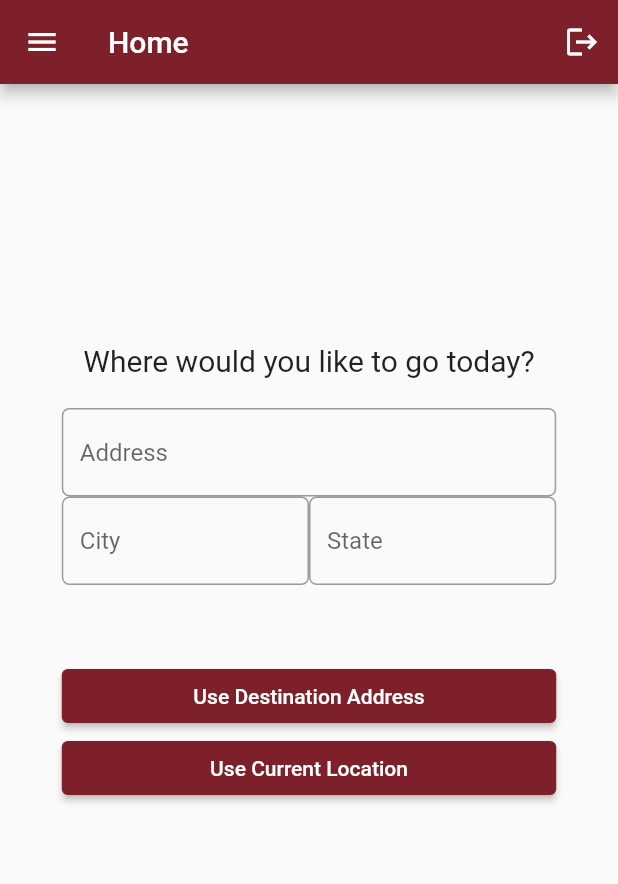
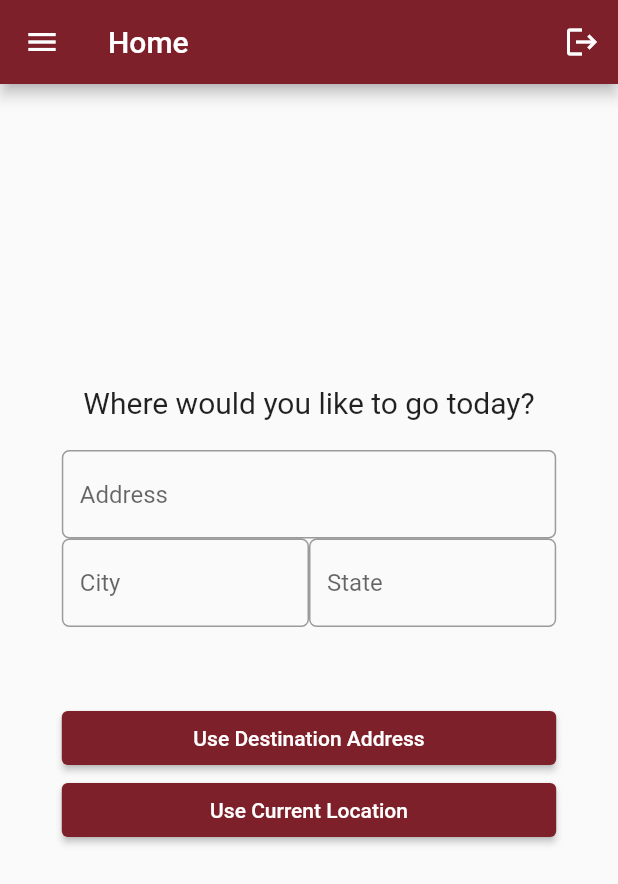
Before and after one commit to Onesr-WPI/Parking-app, a Flutter app: the screen it shows after launch, after a tap on "Continue As Guest", on a phone screen of 412 x 824 dp. Shown: the top 884 px of the screen. Run offline on Flutter 3.47's test engine with Material 2 defaults, Android fonts, the phone set to English and light mode, and no system bars; our stand-ins replace cloud_firestore, dio, firebase_auth, firebase_core, geocoding, geolocator and 1 more; accounts and stored records are empty; network calls fail.

```diff
--- a/lib/main.dart
+++ b/lib/main.dart
@@ -1,7 +1,6 @@
 import 'package:flutter/material.dart';
 import 'package:firebase_auth/firebase_auth.dart';
 import 'package:firebase_core/firebase_core.dart';
-import 'package:parking/pages/test_page.dart';
 import 'package:parking/pages/home_page.dart';
 import 'package:parking/pages/registration_page.dart';
 import 'firebase_options.dart';
@@ -81,7 +80,7 @@ class _MyHomePageState extends State<MyHomePage> {
   @override
   Widget build(BuildContext context) {
     String registrationName = "Register Instead";
-    String loginName = "Log In";
+    // String loginName = "Log In";
 
     return FutureBuilder(
       future: Firebase.initializeApp(
--- a/lib/pages/home_page.dart
+++ b/lib/pages/home_page.dart
@@ -118,22 +118,22 @@ class _HomePageState extends State<HomePage> {
 
   @override
   Widget build(BuildContext context) {
-    String addParkingName = "Add a Parking Spot Location";
-    String logOutName = "Log Out";
+    // String addParkingName = "Add a Parking Spot Location";
+    // String logOutName = "Log Out";
     double headerHeight = 56;
     double paddingAmount = 5;
-    double boxWidth = MediaQuery.of(context).size.width * 0.3;
-    double boxHeight = (MediaQuery.of(context).size.height -
-            headerHeight -
-            24 -
-            6 * paddingAmount) *
-        0.1;
-    double logoutWidth = MediaQuery.of(context).size.width * 0.2;
-    double logOutHeight = (MediaQuery.of(context).size.height -
-            headerHeight -
-            24 -
-            6 * paddingAmount) *
-        0.05;
+    // double boxWidth = MediaQuery.of(context).size.width * 0.3;
+    // double boxHeight = (MediaQuery.of(context).size.height -
+    //         headerHeight -
+    //         24 -
+    //         6 * paddingAmount) *
+    //     0.1;
+    // double logoutWidth = MediaQuery.of(context).size.width * 0.2;
+    // double logOutHeight = (MediaQuery.of(context).size.height -
+    //         headerHeight -
+    //         24 -
+    //         6 * paddingAmount) *
+    //     0.05;
 
     return Scaffold(
       appBar: AppBar(
@@ -160,7 +160,14 @@ class _HomePageState extends State<HomePage> {
         ],
         toolbarHeight: headerHeight,
       ),
-      body: Center(
+      body: SingleChildScrollView(
+        child: ConstrainedBox(
+          constraints: BoxConstraints(
+            minWidth: MediaQuery.of(context).size.width,
+            minHeight: MediaQuery.of(context).size.height,
+          ),
+          child: IntrinsicHeight(
+            child: Center(
               child: Column(
                 mainAxisAlignment: MainAxisAlignment.center,
                 crossAxisAlignment: CrossAxisAlignment.center,
@@ -222,10 +229,12 @@ class _HomePageState extends State<HomePage> {
                                       border: OutlineInputBorder(
                                         borderSide: const BorderSide(
                                             color: Colors.black, width: 32.0),
-                                  borderRadius: BorderRadius.circular(5.0),
+                                        borderRadius:
+                                            BorderRadius.circular(5.0),
                                       ),
                                       focusedBorder: OutlineInputBorder(
-                                  borderRadius: BorderRadius.circular(5.0),
+                                        borderRadius:
+                                            BorderRadius.circular(5.0),
                                         borderSide: const BorderSide(
                                             color: Colors.black, width: 1.0),
                                       ),
@@ -247,9 +256,11 @@ class _HomePageState extends State<HomePage> {
                                       border: OutlineInputBorder(
                                           borderSide: const BorderSide(
                                               color: Colors.black, width: 32.0),
-                                    borderRadius: BorderRadius.circular(5.0)),
+                                          borderRadius:
+                                              BorderRadius.circular(5.0)),
                                       focusedBorder: OutlineInputBorder(
-                                  borderRadius: BorderRadius.circular(5.0),
+                                        borderRadius:
+                                            BorderRadius.circular(5.0),
                                         borderSide: const BorderSide(
                                             color: Colors.black, width: 1.0),
                                       ),
@@ -309,7 +320,8 @@ class _HomePageState extends State<HomePage> {
                                   },
                                 );
                                 await _getAddressFromLatLngDouble(
-                              locations[0].latitude, locations[0].longitude);
+                                    locations[0].latitude,
+                                    locations[0].longitude);
                                 Navigator.of(context).push(
                                   MaterialPageRoute(
                                     builder: (BuildContext context) {
@@ -342,6 +354,9 @@ class _HomePageState extends State<HomePage> {
                 ],
               ),
             ),
+          ),
+        ),
+      ),
     );
   }
 }
```
Lines whose indentation alone changed are shown as unchanged.
